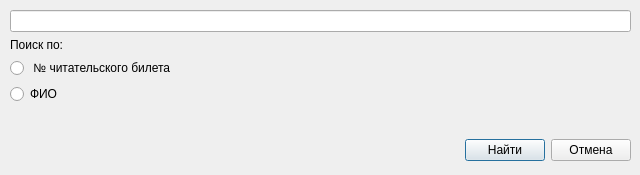
Qt form Library_db/searchreaderdialog.ui (AaccrraA/Library) before a commit.
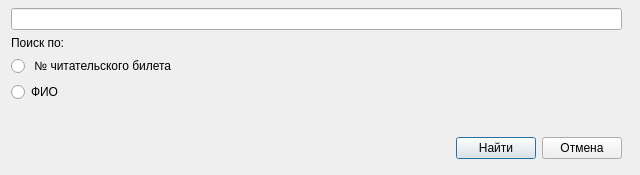
The same form after that commit.

Patch:
```diff
--- a/Library_db/searchreaderdialog.ui
+++ b/Library_db/searchreaderdialog.ui
@@ -16,9 +16,9 @@
   <widget class="QWidget" name="">
    <property name="geometry">
     <rect>
-     <x>10</x>
-     <y>10</y>
-     <width>621</width>
+     <x>11</x>
+     <y>8</y>
+     <width>611</width>
      <height>151</height>
     </rect>
    </property>
@@ -37,44 +37,27 @@
       </property>
      </widget>
     </item>
-    <item row="6" column="1">
-     <widget class="QPushButton" name="search_pushButton">
-      <property name="text">
-       <string>Найти</string>
-      </property>
-     </widget>
-    </item>
-    <item row="4" column="0">
+    <item row="3" column="0">
      <widget class="QRadioButton" name="fio_radioButton">
       <property name="text">
        <string>ФИО</string>
       </property>
      </widget>
     </item>
-    <item row="6" column="2">
-     <widget class="QPushButton" name="cancel_pushButton">
-      <property name="text">
-       <string>Отмена</string>
-      </property>
-     </widget>
-    </item>
-    <item row="5" column="0">
+    <item row="4" column="0">
      <spacer name="verticalSpacer">
       <property name="orientation">
        <enum>Qt::Vertical</enum>
       </property>
       <property name="sizeHint" stdset="0">
        <size>
-        <width>20</width>
-        <height>40</height>
+        <width>178</width>
+        <height>26</height>
        </size>
       </property>
      </spacer>
     </item>
-    <item row="0" column="0" colspan="3">
-     <widget class="QLineEdit" name="search_field_lineEdit"/>
-    </item>
-    <item row="6" column="0">
+    <item row="5" column="0">
      <spacer name="horizontalSpacer">
       <property name="orientation">
        <enum>Qt::Horizontal</enum>
@@ -87,6 +70,23 @@
       </property>
      </spacer>
     </item>
+    <item row="5" column="1">
+     <widget class="QPushButton" name="search_pushButton">
+      <property name="text">
+       <string>Найти</string>
+      </property>
+     </widget>
+    </item>
+    <item row="5" column="2">
+     <widget class="QPushButton" name="cancel_pushButton">
+      <property name="text">
+       <string>Отмена</string>
+      </property>
+     </widget>
+    </item>
+    <item row="0" column="0" colspan="3">
+     <widget class="QLineEdit" name="search_field_lineEdit"/>
+    </item>
    </layout>
   </widget>
  </widget>
```
